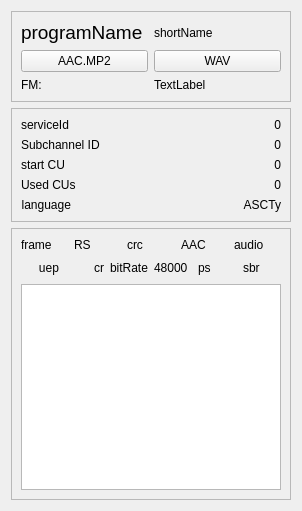
JvanKatwijk/qt-dab, file sources/main/forms-v7/technical-data.ui: the form before one commit.
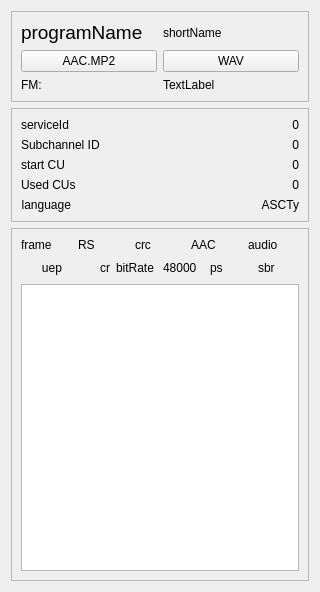
The form after the commit. Custom widgets are drawn as their Qt base class.

```diff
--- a/sources/main/forms-v7/technical-data.ui
+++ b/sources/main/forms-v7/technical-data.ui
@@ -6,8 +6,8 @@
    <rect>
     <x>0</x>
     <y>0</y>
-    <width>302</width>
-    <height>511</height>
+    <width>320</width>
+    <height>592</height>
    </rect>
   </property>
   <property name="windowTitle">
```
Left out of the diff: 3 changed lines with no effect on the pictures.
